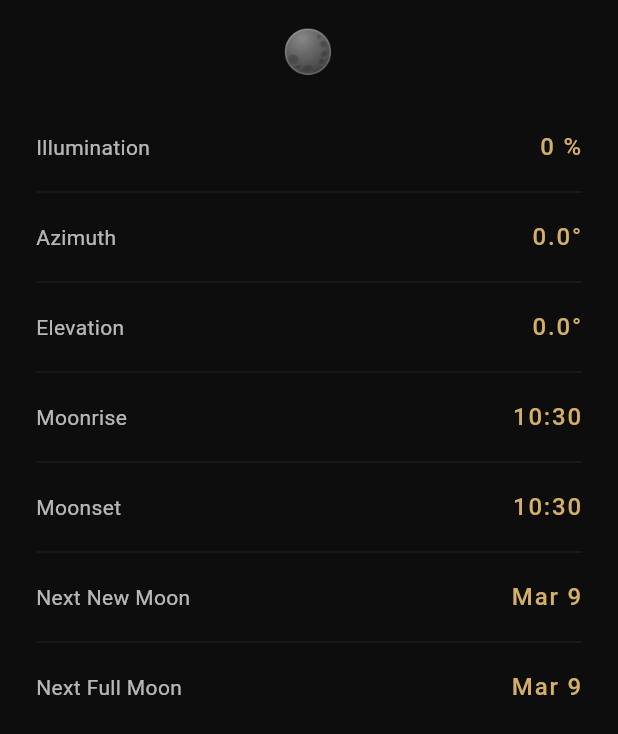
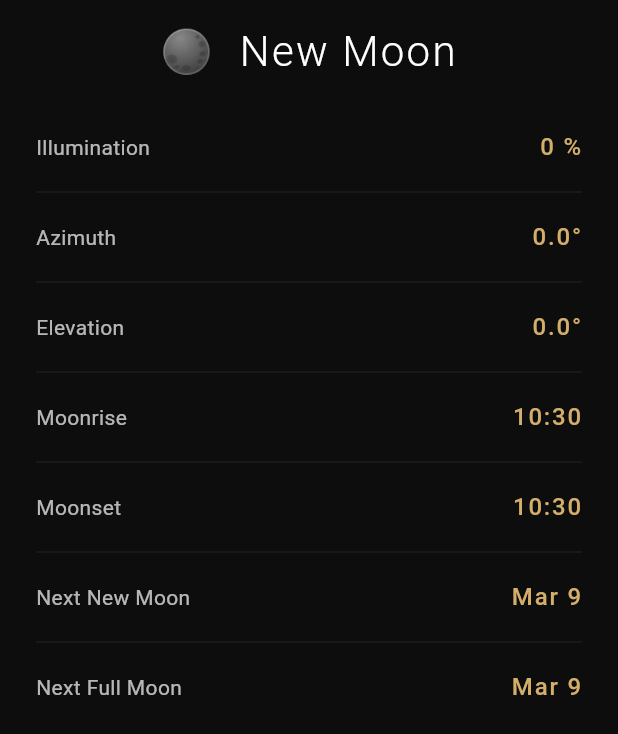
Before and after one commit to berdroid/mondsicht, a Flutter app: the MoonInfoPanel widget shown alone on an empty page, opened directly with empty values, on a phone screen of 412 x 824 dp. Shown: the top 734 px of the screen. Run offline on Flutter 3.47's test engine with Material 3 defaults, Android fonts, the phone set to English and light mode, and no system bars; our stand-ins replace flutter_bloc, geolocator; missing offline and left inert: apsl_sun_calc.

Commit message:
Move phase name logic to presentation layer
phaseName was a domain entity field computed in the cubit, but it is
purely a display concern. Remove it from MoonData and MoonCubit and
place _phaseName() alongside _phaseEmoji() in MoonInfoPanel.

Co-Authored-By: Claude Sonnet 4.6 <noreply@anthropic.com>

```diff
--- a/lib/domain/entities/moon_data.dart
+++ b/lib/domain/entities/moon_data.dart
@@ -14,9 +14,6 @@ class MoonData {
   /// Parallactic angle in radians — used to rotate the moon image.
   final double parallacticAngle;
 
-  /// Human-readable phase name, e.g. "Waxing Crescent".
-  final String phaseName;
-
   final DateTime? moonRise;
   final DateTime? moonSet;
   final DateTime nextNewMoon;
@@ -28,7 +25,6 @@ class MoonData {
     required this.illumination,
     required this.phase,
     required this.parallacticAngle,
-    required this.phaseName,
     required this.moonRise,
     required this.moonSet,
     required this.nextNewMoon,
--- a/lib/presentation/info/moon_info_panel.dart
+++ b/lib/presentation/info/moon_info_panel.dart
@@ -33,7 +33,7 @@ class MoonInfoPanel extends StatelessWidget {
           // Phase name
           Center(
             child: Text(
-              '${_phaseEmoji(data.phase)}  ${data.phaseName}',
+              '${_phaseEmoji(data.phase)}  ${_phaseName(data.phase)}',
               style: theme.textTheme.headlineMedium,
               textAlign: TextAlign.center,
             ),
@@ -86,6 +86,17 @@ class MoonInfoPanel extends StatelessWidget {
     );
   }
 
+  String _phaseName(double phase) {
+    if (phase < 0.0625 || phase >= 0.9375) return 'New Moon';
+    if (phase < 0.1875) return 'Waxing Crescent';
+    if (phase < 0.3125) return 'First Quarter';
+    if (phase < 0.4375) return 'Waxing Gibbous';
+    if (phase < 0.5625) return 'Full Moon';
+    if (phase < 0.6875) return 'Waning Gibbous';
+    if (phase < 0.8125) return 'Last Quarter';
+    return 'Waning Crescent';
+  }
+
   String _phaseEmoji(double phase) {
     if (phase < 0.0625 || phase >= 0.9375) return '🌑';
     if (phase < 0.1875) return '🌒';
```
Also changed, not shown: lib/application/moon/moon_cubit.dart (+9 -17 lines), 1 other file.
